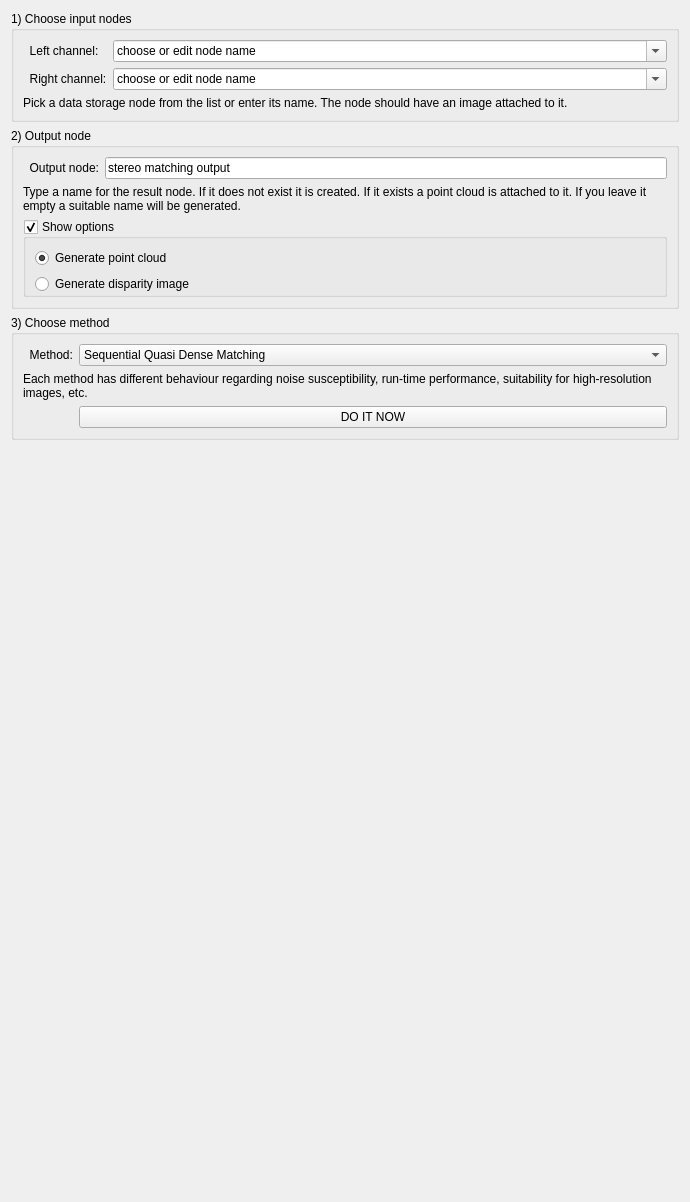
Above: Code/Gui/MITK/Plugins/uk.ac.ucl.cmic.igisurfacerecon/src/internal/SurfaceReconViewWidget.ui from NifTK/NifTK before the change. Below: the same form after it.
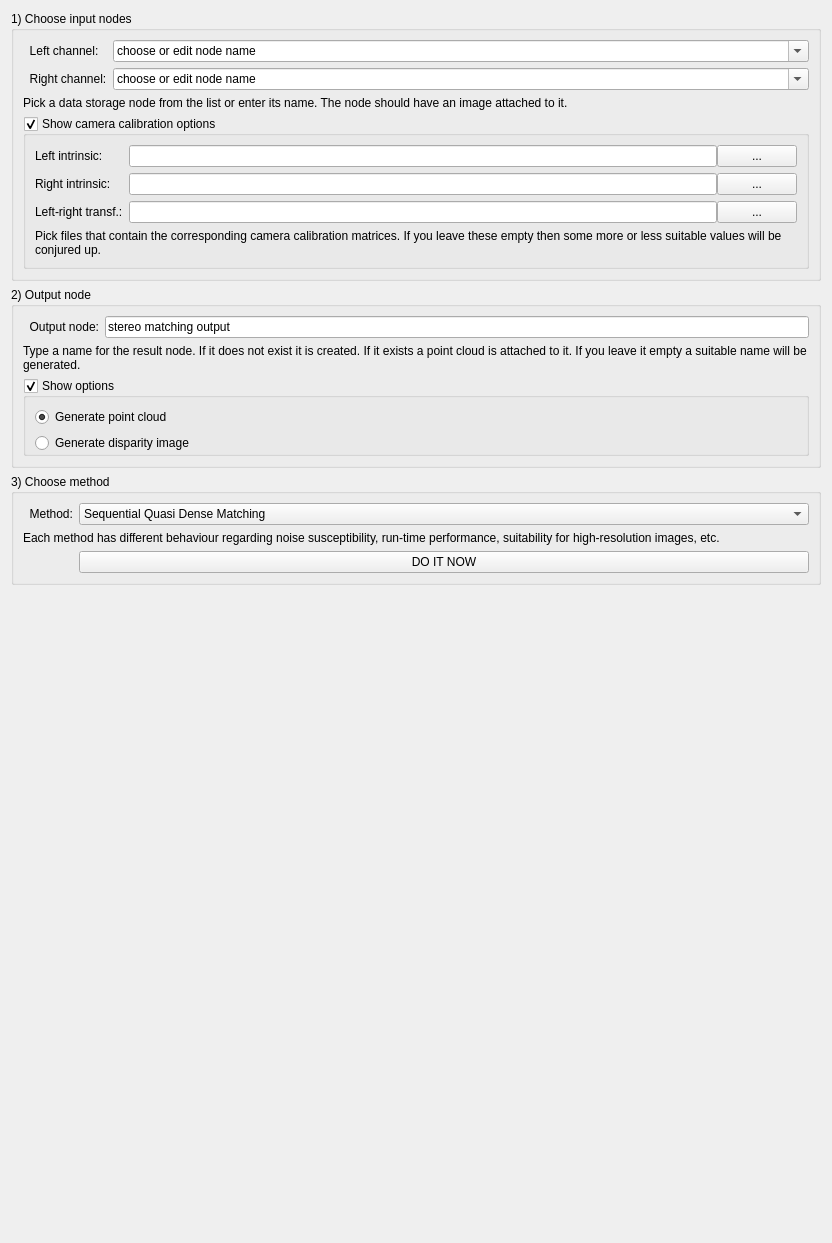
That is the form after the change.

Commit message: Bug #2235: gui bits for camera calibration

The edit to the form file:
```diff
--- a/Code/Gui/MITK/Plugins/uk.ac.ucl.cmic.igisurfacerecon/src/internal/SurfaceReconViewWidget.ui
+++ b/Code/Gui/MITK/Plugins/uk.ac.ucl.cmic.igisurfacerecon/src/internal/SurfaceReconViewWidget.ui
@@ -6,8 +6,8 @@
    <rect>
     <x>0</x>
     <y>0</y>
-    <width>690</width>
-    <height>1202</height>
+    <width>832</width>
+    <height>1243</height>
    </rect>
   </property>
   <property name="windowTitle">
@@ -80,6 +80,145 @@
         </property>
        </widget>
       </item>
+      <item row="4" column="0" colspan="2">
+       <widget class="QGroupBox" name="calibrationgroupbox">
+        <property name="title">
+         <string>Show camera calibration options</string>
+        </property>
+        <property name="flat">
+         <bool>true</bool>
+        </property>
+        <property name="checkable">
+         <bool>true</bool>
+        </property>
+        <layout class="QGridLayout" name="gridLayout_2">
+         <item row="0" column="0">
+          <widget class="QWidget" name="calibrationdummypanel" native="true">
+           <layout class="QFormLayout" name="formLayout_7">
+            <property name="margin">
+             <number>0</number>
+            </property>
+            <item row="2" column="0">
+             <widget class="QLabel" name="label_8">
+              <property name="text">
+               <string>Left intrinsic:</string>
+              </property>
+              <property name="buddy">
+               <cstring>LeftIntrinsicPathLineEdit</cstring>
+              </property>
+             </widget>
+            </item>
+            <item row="4" column="0">
+             <widget class="QLabel" name="label_9">
+              <property name="text">
+               <string>Right intrinsic:</string>
+              </property>
+              <property name="buddy">
+               <cstring>RightIntrinsicPathLineEdit</cstring>
+              </property>
+             </widget>
+            </item>
+            <item row="4" column="1">
+             <layout class="QHBoxLayout" name="horizontalLayout_2">
+              <property name="spacing">
+               <number>0</number>
+              </property>
+              <item>
+               <widget class="QLineEdit" name="RightIntrinsicPathLineEdit"/>
+              </item>
+              <item>
+               <widget class="QPushButton" name="RightIntrinsicBrowseButton">
+                <property name="sizePolicy">
+                 <sizepolicy hsizetype="Minimum" vsizetype="Ignored">
+                  <horstretch>0</horstretch>
+                  <verstretch>0</verstretch>
+                 </sizepolicy>
+                </property>
+                <property name="text">
+                 <string>...</string>
+                </property>
+               </widget>
+              </item>
+             </layout>
+            </item>
+            <item row="2" column="1">
+             <layout class="QHBoxLayout" name="horizontalLayout">
+              <property name="spacing">
+               <number>0</number>
+              </property>
+              <item>
+               <widget class="QLineEdit" name="LeftIntrinsicPathLineEdit"/>
+              </item>
+              <item>
+               <widget class="QPushButton" name="LeftIntrinsicBrowseButton">
+                <property name="sizePolicy">
+                 <sizepolicy hsizetype="Minimum" vsizetype="Ignored">
+                  <horstretch>0</horstretch>
+                  <verstretch>0</verstretch>
+                 </sizepolicy>
+                </property>
+                <property name="minimumSize">
+                 <size>
+                  <width>0</width>
+                  <height>0</height>
+                 </size>
+                </property>
+                <property name="text">
+                 <string>...</string>
+                </property>
+               </widget>
+              </item>
+             </layout>
+            </item>
+            <item row="5" column="0">
+             <widget class="QLabel" name="label_10">
+              <property name="text">
+               <string>Left-right transf.:</string>
+              </property>
+              <property name="buddy">
+               <cstring>StereoRigTransformationPathLineEdit</cstring>
+              </property>
+             </widget>
+            </item>
+            <item row="5" column="1">
+             <layout class="QHBoxLayout" name="horizontalLayout_3">
+              <property name="spacing">
+               <number>0</number>
+              </property>
+              <item>
+               <widget class="QLineEdit" name="StereoRigTransformationPathLineEdit"/>
+              </item>
+              <item>
+               <widget class="QPushButton" name="StereoRigTransformBrowseButton">
+                <property name="sizePolicy">
+                 <sizepolicy hsizetype="Minimum" vsizetype="Ignored">
+                  <horstretch>0</horstretch>
+                  <verstretch>0</verstretch>
+                 </sizepolicy>
+                </property>
+                <property name="text">
+                 <string>...</string>
+                </property>
+               </widget>
+              </item>
+             </layout>
+            </item>
+            <item row="6" column="0" colspan="2">
+             <widget class="QLabel" name="label_11">
+              <property name="text">
+               <string>Pick files that contain the corresponding camera calibration matrices. If you leave these empty then some more or less suitable values will be conjured up.</string>
+              </property>
+              <property name="wordWrap">
+               <bool>true</bool>
+              </property>
+             </widget>
+            </item>
+           </layout>
+          </widget>
+         </item>
+        </layout>
+       </widget>
+      </item>
      </layout>
     </widget>
    </item>
```
Left out of the diff: 33 changed lines with no effect on the pictures. The commit also changes 2 other files.
